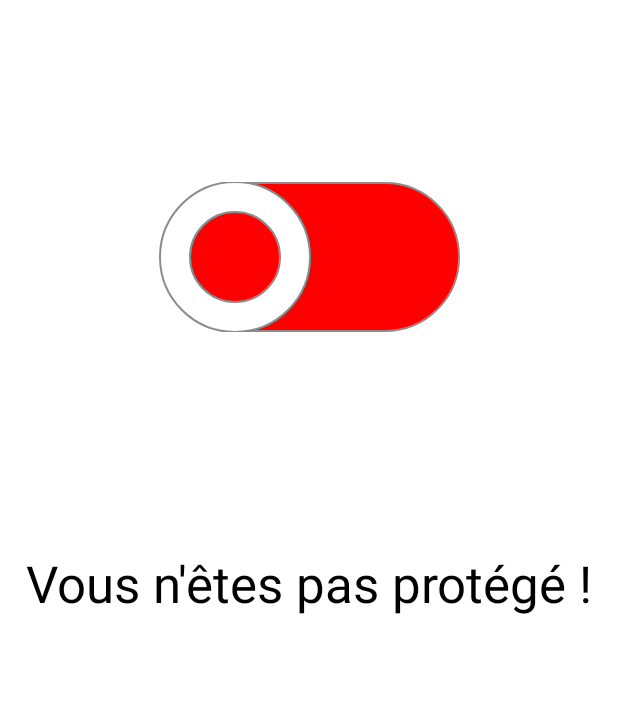
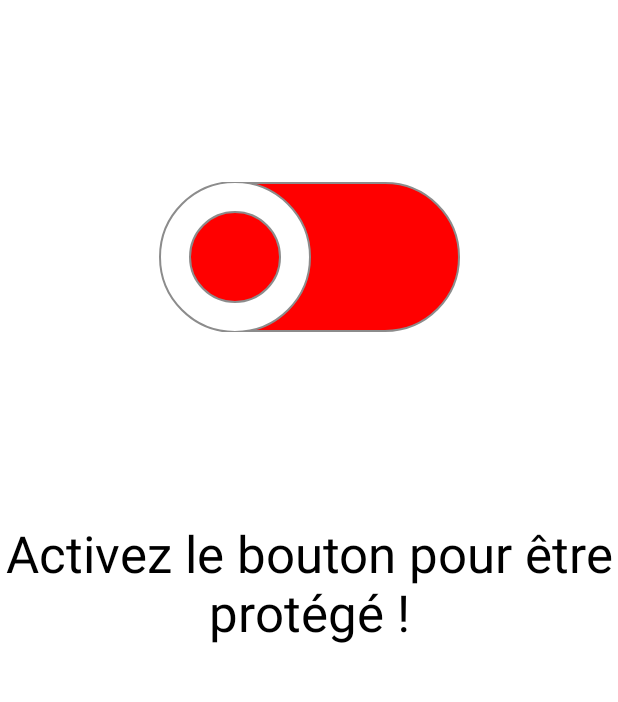
Before and after one commit to JuDup46/crashDetector, an Android app: the fragment RunFragment shown on its own in the app's theme, on a phone screen of 412 x 824 dp, the part 403-1105 px from its top. Run offline under Robolectric (Android 15) with nearby library versions, the phone set to English and light mode, and no system bars.

Commit message:
Changed text

```diff
--- a/app/src/main/res/layout/fragment_run.xml
+++ b/app/src/main/res/layout/fragment_run.xml
@@ -45,7 +45,8 @@
         android:id="@+id/runTextProtect"
         android:layout_width="wrap_content"
         android:layout_height="wrap_content"
-        android:text="Vous n'êtes pas protégé !"
+        android:text="Activez le bouton pour être protégé !"
+        android:textAlignment="center"
         android:textAppearance="@style/TextAppearance.AppCompat.Display1"
         android:textColor="#000000"
         app:layout_constraintBottom_toBottomOf="parent"
```
